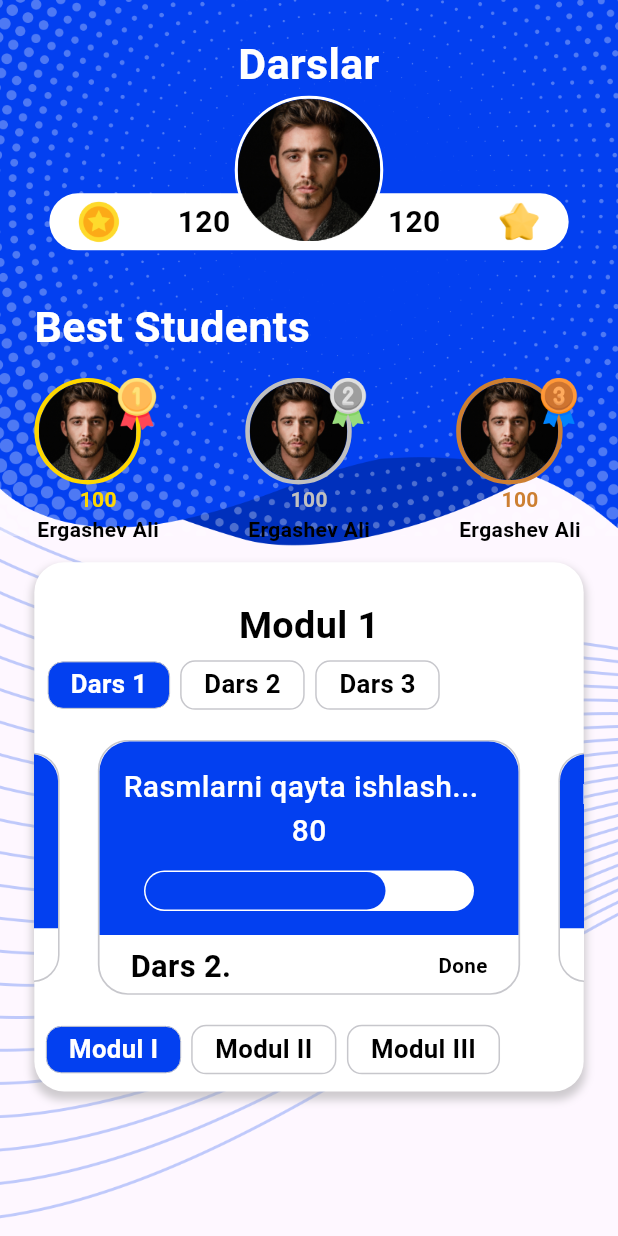
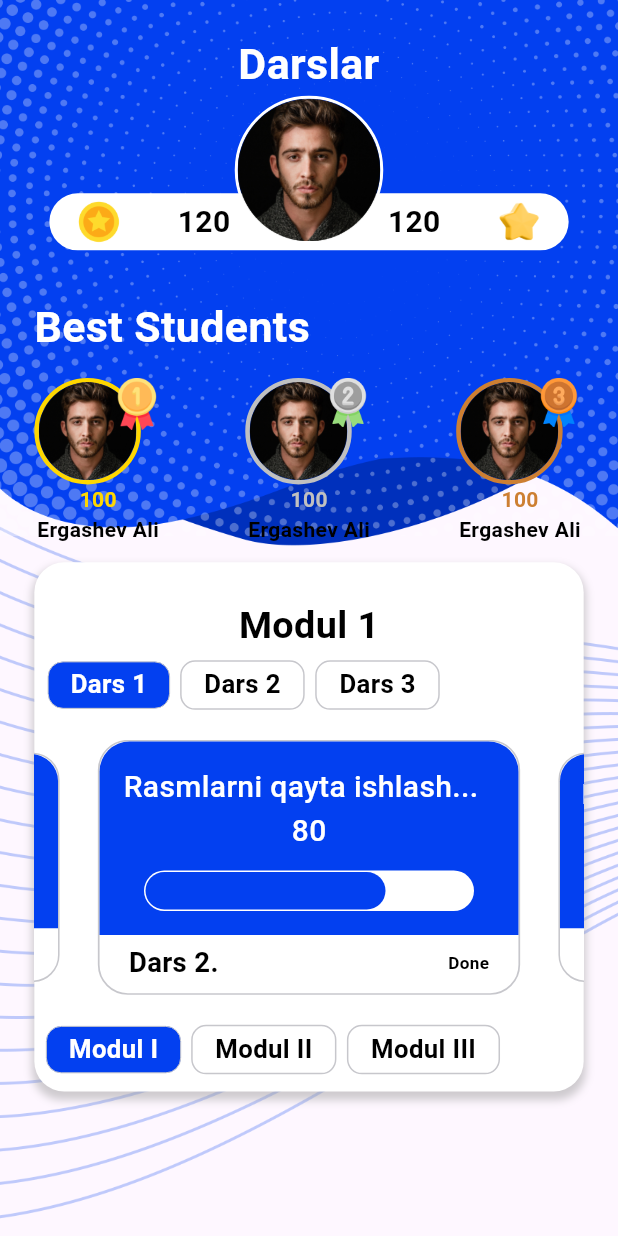
Before and after one commit to shceo/rivojedu, a Flutter app: the LessonsPage screen opened directly, on a phone screen of 412 x 824 dp. Run offline on Flutter 3.47's test engine with Material 3 defaults, Android fonts, the light colour scheme and no system bars; our stand-ins replace awesome_notifications, bloc, dio, equatable, firebase_core, flutter_bloc and 11 more; accounts and stored records are empty; project files that could hold a hidden picture were left out.

Commit message:
size error fixed

```diff
--- a/lib/src/widgets/swipper_item.dart
+++ b/lib/src/widgets/swipper_item.dart
@@ -153,7 +153,7 @@ class _SwipperItemState extends State<SwipperItem> {
                       ),
                       Padding(
                         padding: EdgeInsets.symmetric(
-                            vertical: 5.h, horizontal: 18.w),
+                            vertical: 5.h, horizontal: 17.w),
                         child: Row(
                           mainAxisAlignment: MainAxisAlignment.spaceBetween,
                           children: [
@@ -161,14 +161,14 @@ class _SwipperItemState extends State<SwipperItem> {
                               "Dars 2.",
                               style: TextStyle(
                                   color: Colors.black,
-                                  fontSize: 18.w,
+                                  fontSize: 16.w,
                                   fontWeight: FontWeight.w700),
                             ),
                             Text(
                               "Done",
                               style: TextStyle(
                                   color: Colors.black,
-                                  fontSize: 12.w,
+                                  fontSize: 10.w,
                                   fontWeight: FontWeight.w700),
                             ),
                           ],
```
